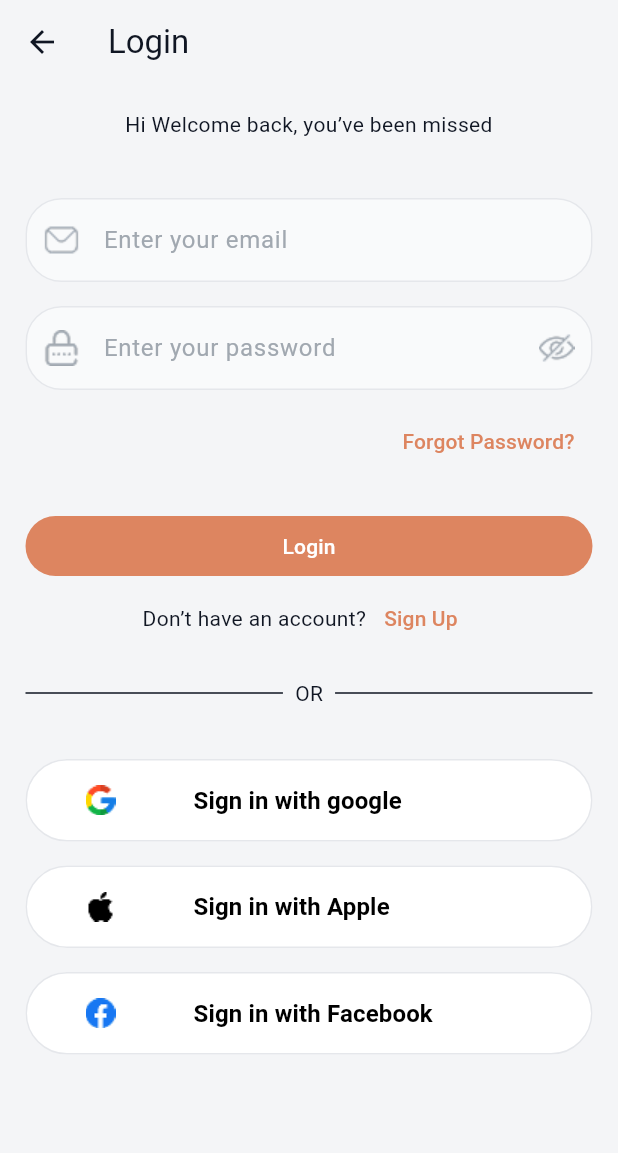
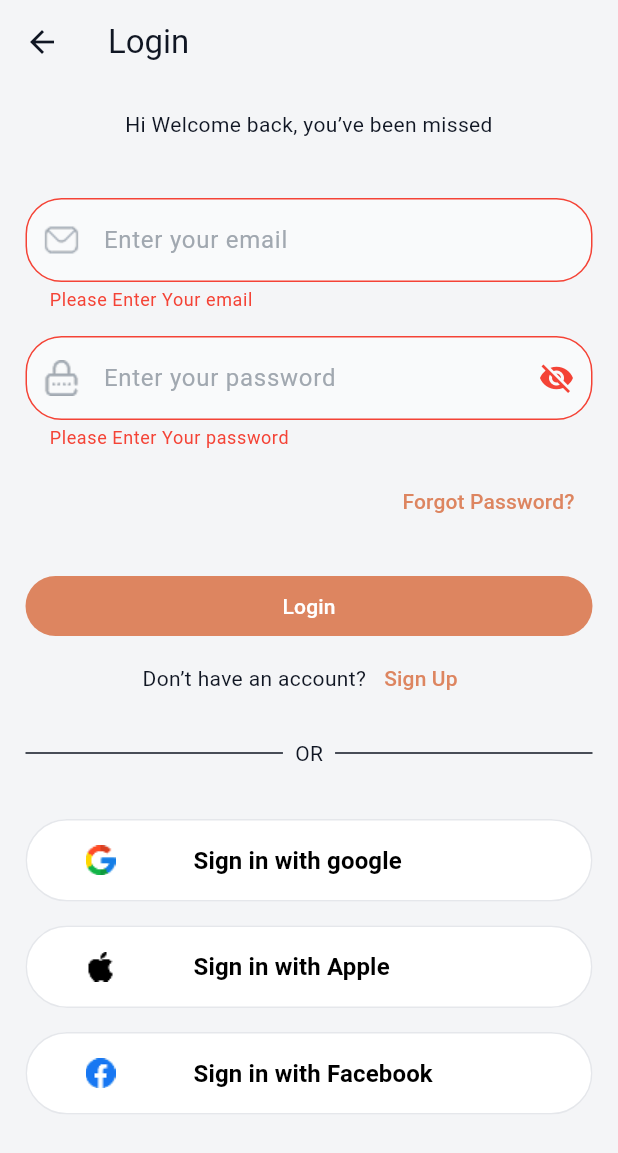
Before and after one commit to amramer522/ccic_suits_app_g1_2025, a Flutter app: the LoginView screen opened directly, after a tap on "Login", on a phone screen of 412 x 824 dp. Shown: the top 1153 px of the screen. Run offline on Flutter 3.47's test engine with Material 3 defaults, Android fonts, the phone set to English and light mode, and no system bars; our stand-ins replace animate_do, flutter_bloc, pin_code_fields.

Commit message:
add new view

```diff
--- a/lib/main.dart
+++ b/lib/main.dart
@@ -3,6 +3,7 @@ import 'package:pro1/views/play/view.dart';
 
 import 'core/logic/helper_methods.dart';
 import 'views/calculator/view.dart';
+import 'views/counter/view.dart';
 import 'views/create_new_password/view.dart';
 import 'views/hello_world/view.dart';
 import 'views/login/view.dart';
@@ -46,7 +47,7 @@ void main() {
             surface: Colors.white,
             onSurface: Color(0xff101623)),
       ),
-      home:  const CalculatorView(),
+      home:  const CounterView(),
     ),
   );
 }
--- /dev/null
+++ b/lib/views/counter/states.dart
@@ -0,0 +1,5 @@
+class CounterStates {}
+
+class CounterPlusState extends CounterStates {}
+
+class CounterMinusState extends CounterStates {}
--- a/lib/views/login/view.dart
+++ b/lib/views/login/view.dart
@@ -3,16 +3,28 @@ import 'package:pro1/views/sign_up/view.dart';
 
 import 'widgets/social_button.dart';
 
-class LoginView extends StatelessWidget {
+// State Management
+// ( StatefulWidget - Cubit(Bloc)
+
+class LoginView extends StatefulWidget {
   const LoginView({super.key});
+
+  @override
+  State<LoginView> createState() => _LoginViewState();
+}
+
+class _LoginViewState extends State<LoginView> {
+  final formKey = GlobalKey<FormState>();
+  bool isHidden = true;
 
   @override
   Widget build(BuildContext context) {
     return Scaffold(
-      appBar: AppBar(
-        title: const Text("Login"),
-      ),
-      body: SingleChildScrollView(
+      appBar: AppBar(title: const Text("Login")),
+      body: Form(
+        key: formKey,
+        onChanged: formKey.currentState?.validate,
+        child: SingleChildScrollView(
           padding: const EdgeInsets.all(17),
           child: Column(
             crossAxisAlignment: CrossAxisAlignment.stretch,
@@ -27,16 +39,33 @@ class LoginView extends StatelessWidget {
                   prefixIcon: Image.asset('assets/icons/email.png'),
                   hintText: 'Enter your email',
                 ),
+                validator: (value) {
+                  if (value == null || value.isEmpty) {
+                    return "Please Enter Your email";
+                  }
+                  return null;
+                },
               ),
               const SizedBox(height: 16),
               TextFormField(
-              obscureText: true,
+                obscureText: isHidden,
+                validator: (value) {
+                  if (value == null || value.isEmpty) {
+                    return "Please Enter Your password";
+                  } else if (value.length < 7) {
+                    return "Weak Password";
+                  }
+                  return null;
+                },
                 decoration: InputDecoration(
                   prefixIcon: Image.asset('assets/icons/password.png'),
                   hintText: 'Enter your password',
                   suffixIcon: IconButton(
-                  onPressed: () {},
-                  icon: Image.asset('assets/icons/hide.png'),
+                    onPressed: () {
+                      isHidden = !isHidden;
+                      setState(() {});
+                    },
+                    icon: Icon(isHidden ? Icons.visibility_off : Icons.visibility),
                   ),
                 ),
               ),
@@ -50,7 +79,9 @@ class LoginView extends StatelessWidget {
               ),
               const SizedBox(height: 22),
               FilledButton(
-              onPressed: () {},
+                onPressed: () {
+                  formKey.currentState!.validate();
+                },
                 child: const Text("Login"),
               ),
               Row(
@@ -149,6 +180,7 @@ class LoginView extends StatelessWidget {
             ],
           ),
         ),
+      ),
     );
   }
 }
--- a/pubspec.yaml
+++ b/pubspec.yaml
@@ -11,6 +11,7 @@ dependencies:
   cupertino_icons: ^1.0.8
   pin_code_fields: ^8.0.1
   animate_do: ^4.2.0
+  flutter_bloc: ^9.1.1
 
 dev_dependencies:
   flutter_test:
```
Also changed, not shown: lib/views/counter/cubit.dart (added, +23 -0 lines), lib/views/counter/view.dart (added, +55 -0 lines), pubspec.lock. Lines whose indentation alone changed are shown as unchanged.
